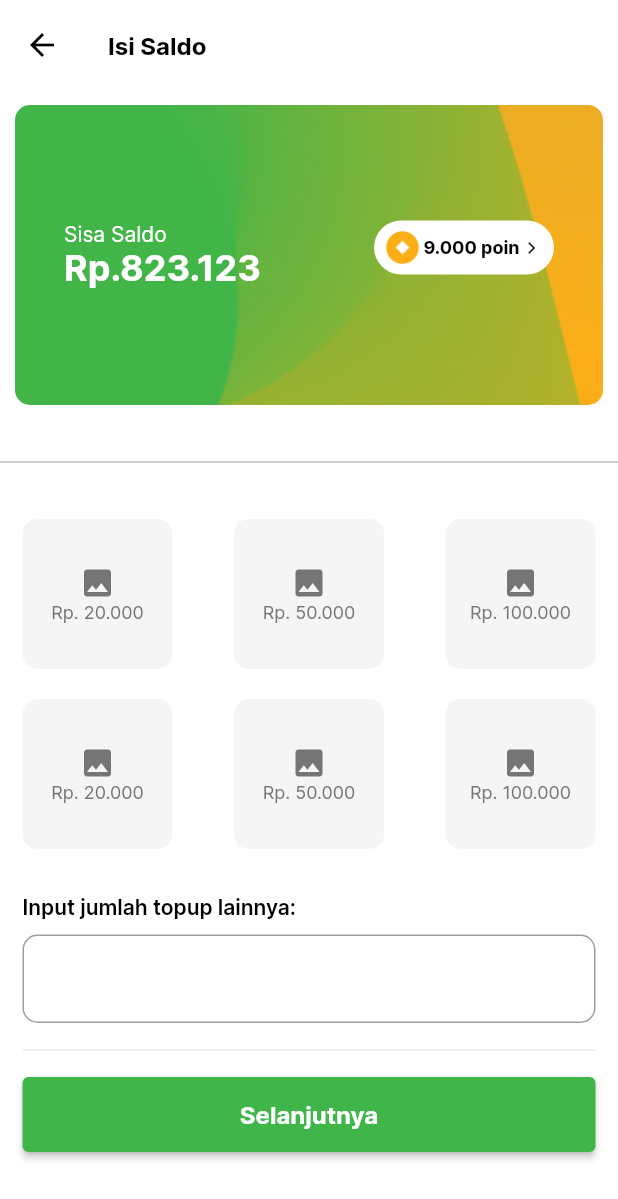
After one commit to IkbalGumilar/bmt_kbs, a Flutter app: the IsiSaldoScreen screen opened directly, on a phone screen of 412 x 824 dp. The commit adds this screen. Shown: the top 1199 px of the screen. Run offline on Flutter 3.47's test engine with Material 2 defaults, Android fonts, the phone set to English and light mode, and no system bars; our stand-ins replace flutter_native_splash; network calls fail; statements that could not run were skipped.

Commit message:
Menyelesaikan tampilan screen isi saldo

```diff
--- a/lib/main.dart
+++ b/lib/main.dart
@@ -21,7 +21,7 @@ class _MyAppState extends State<MyApp> {
     return MaterialApp(
       theme: ThemeData(fontFamily: "Inter"),
       debugShowCheckedModeBanner: false,
-      home: HomeScreen(),
+      home: IntroductionScreen(),
     );
   }
 
@@ -33,7 +33,7 @@ class _MyAppState extends State<MyApp> {
   }
 
   void initialize() async {
-    await Future.delayed(Duration(seconds: 5));
+    await Future.delayed(const Duration(seconds: 3));
     FlutterNativeSplash.remove();
   }
 }
--- a/lib/screens/auth/login.dart
+++ b/lib/screens/auth/login.dart
@@ -64,6 +64,7 @@ class LoginPage extends StatelessWidget {
                           ),
                           recognizer: TapGestureRecognizer()
                             ..onTap = () {
+                              // ignore: avoid_print
                               print("Lupa Password");
                             },
                         ),
@@ -91,7 +92,8 @@ class LoginPage extends StatelessWidget {
                               },
                               style: ElevatedButton.styleFrom(
                                 backgroundColor: ColorPallete.primaryColor,
-                                padding: EdgeInsets.symmetric(vertical: 20),
+                                padding:
+                                    const EdgeInsets.symmetric(vertical: 20),
                               ),
                               child: const Text(
                                 "Submit",
--- /dev/null
+++ b/lib/screens/features/isi_saldo.dart
@@ -0,0 +1,354 @@
+import 'package:bmt_kbs/etc/color_pallete.dart';
+import 'package:flutter/material.dart';
+
+class IsiSaldoScreen extends StatelessWidget {
+  const IsiSaldoScreen({super.key});
+
+  @override
+  Widget build(BuildContext context) {
+    return Scaffold(
+      appBar: PreferredSize(
+        preferredSize: const Size.fromHeight(60),
+        child: AppBar(
+          iconTheme: const IconThemeData(color: Colors.black),
+          toolbarHeight: 60,
+          title: const Text(
+            "Isi Saldo",
+            style: TextStyle(
+                fontSize: 16, fontWeight: FontWeight.bold, color: Colors.black),
+          ),
+          centerTitle: false,
+          backgroundColor: Colors.white,
+          elevation: 0.0,
+        ),
+      ),
+      body: ListView(
+        children: [
+          Padding(
+            padding: const EdgeInsets.all(10.0),
+            child: Stack(
+              alignment: Alignment.center,
+              children: [
+                Container(
+                  width: double.infinity,
+                  height: 200,
+                  decoration: BoxDecoration(
+                    borderRadius: BorderRadius.circular(10),
+                    color: Colors.transparent,
+                    image: const DecorationImage(
+                      image:
+                          AssetImage('assets/screens/isi_saldo/card_mask.png'),
+                      fit: BoxFit.cover,
+                    ),
+                  ),
+                ),
+                Column(
+                  children: [
+                    Row(
+                      mainAxisAlignment: MainAxisAlignment.spaceEvenly,
+                      crossAxisAlignment: CrossAxisAlignment.start,
+                      children: [
+                        Column(
+                          crossAxisAlignment: CrossAxisAlignment.start,
+                          children: const [
+                            Text(
+                              "Sisa Saldo",
+                              style:
+                                  TextStyle(color: Colors.white, fontSize: 14),
+                            ),
+                            Text(
+                              "Rp.823.123",
+                              style: TextStyle(
+                                color: Colors.white,
+                                fontSize: 24,
+                                fontWeight: FontWeight.bold,
+                              ),
+                            ),
+                          ],
+                        ),
+                        const SizedBox(
+                          width: 10,
+                        ),
+                        Column(
+                          children: [
+                            Container(
+                              width: 120,
+                              height: 36,
+                              decoration: BoxDecoration(
+                                color: Colors.white,
+                                borderRadius: BorderRadius.circular(20),
+                              ),
+                              child: Padding(
+                                padding: const EdgeInsets.all(5.0),
+                                child: Row(
+                                  children: [
+                                    Image.asset(
+                                      'assets/icons/card_icons/points.png',
+                                      width: 28,
+                                    ),
+                                    Wrap(
+                                      children: const [
+                                        Text(
+                                          "9.000 poin",
+                                          style: TextStyle(
+                                            color: Colors.black,
+                                            fontSize: 12,
+                                            fontWeight: FontWeight.bold,
+                                          ),
+                                        ),
+                                        Icon(
+                                          Icons.keyboard_arrow_right,
+                                          size: 16,
+                                        ),
+                                      ],
+                                    )
+                                  ],
+                                ),
+                              ),
+                            ),
+                          ],
+                        ),
+                      ],
+                    ),
+                  ],
+                ),
+              ],
+            ),
+          ),
+          Padding(
+            padding: const EdgeInsets.only(top: 20.0, bottom: 30.0),
+            child: Divider(
+              color: Colors.grey[500],
+            ),
+          ),
+          Padding(
+            padding: const EdgeInsets.symmetric(horizontal: 15.0),
+            child: Column(
+              children: [
+                Row(
+                  mainAxisAlignment: MainAxisAlignment.spaceBetween,
+                  children: [
+                    Container(
+                      width: 100,
+                      height: 100,
+                      decoration: BoxDecoration(
+                        color: Colors.grey[100],
+                        borderRadius: BorderRadius.circular(10),
+                      ),
+                      child: Column(
+                        mainAxisAlignment: MainAxisAlignment.center,
+                        children: [
+                          Icon(
+                            Icons.photo,
+                            color: Colors.grey[600],
+                          ),
+                          Text(
+                            "Rp. 20.000",
+                            style: TextStyle(
+                              fontSize: 12,
+                              color: Colors.grey[600],
+                            ),
+                          ),
+                        ],
+                      ),
+                    ),
+                    Container(
+                      width: 100,
+                      height: 100,
+                      decoration: BoxDecoration(
+                        color: Colors.grey[100],
+                        borderRadius: BorderRadius.circular(10),
+                      ),
+                      child: Column(
+                        mainAxisAlignment: MainAxisAlignment.center,
+                        children: [
+                          Icon(
+                            Icons.photo,
+                            color: Colors.grey[600],
+                          ),
+                          Text(
+                            "Rp. 50.000",
+                            style: TextStyle(
+                              fontSize: 12,
+                              color: Colors.grey[600],
+                            ),
+                          ),
+                        ],
+                      ),
+                    ),
+                    Container(
+                      width: 100,
+                      height: 100,
+                      decoration: BoxDecoration(
+                        color: Colors.grey[100],
+                        borderRadius: BorderRadius.circular(10),
+                      ),
+                      child: Column(
+                        mainAxisAlignment: MainAxisAlignment.center,
+                        children: [
+                          Icon(
+                            Icons.photo,
+                            color: Colors.grey[600],
+                          ),
+                          Text(
+                            "Rp. 100.000",
+                            style: TextStyle(
+                              fontSize: 12,
+                              color: Colors.grey[600],
+                            ),
+                          ),
+                        ],
+                      ),
+                    ),
+                  ],
+                ),
+                const SizedBox(
+                  height: 20,
+                ),
+                Row(
+                  mainAxisAlignment: MainAxisAlignment.spaceBetween,
+                  children: [
+                    Container(
+                      width: 100,
+                      height: 100,
+                      decoration: BoxDecoration(
+                        color: Colors.grey[100],
+                        borderRadius: BorderRadius.circular(10),
+                      ),
+                      child: Column(
+                        mainAxisAlignment: MainAxisAlignment.center,
+                        children: [
+                          Icon(
+                            Icons.photo,
+                            color: Colors.grey[600],
+                          ),
+                          Text(
+                            "Rp. 20.000",
+                            style: TextStyle(
+                              fontSize: 12,
+                              color: Colors.grey[600],
+                            ),
+                          ),
+                        ],
+                      ),
+                    ),
+                    Container(
+                      width: 100,
+                      height: 100,
+                      decoration: BoxDecoration(
+                        color: Colors.grey[100],
+                        borderRadius: BorderRadius.circular(10),
+                      ),
+                      child: Column(
+                        mainAxisAlignment: MainAxisAlignment.center,
+                        children: [
+                          Icon(
+                            Icons.photo,
+                            color: Colors.grey[600],
+                          ),
+                          Text(
+                            "Rp. 50.000",
+                            style: TextStyle(
+                              fontSize: 12,
+                              color: Colors.grey[600],
+                            ),
+                          ),
+                        ],
+                      ),
+                    ),
+                    Container(
+                      width: 100,
+                      height: 100,
+                      decoration: BoxDecoration(
+                        color: Colors.grey[100],
+                        borderRadius: BorderRadius.circular(10),
+                      ),
+                      child: Column(
+                        mainAxisAlignment: MainAxisAlignment.center,
+                        children: [
+                          Icon(
+                            Icons.photo,
+                            color: Colors.grey[600],
+                          ),
+                          Text(
+                            "Rp. 100.000",
+                            style: TextStyle(
+                              fontSize: 12,
+                              color: Colors.grey[600],
+                            ),
+                          ),
+                        ],
+                      ),
+                    ),
+                  ],
+                ),
+                const SizedBox(
+                  height: 30,
+                ),
+                Column(
+                  crossAxisAlignment: CrossAxisAlignment.start,
+                  children: [
+                    const Text(
+                      "Input jumlah topup lainnya:",
+                      style: TextStyle(
+                        color: Colors.black,
+                        fontWeight: FontWeight.w600,
+                      ),
+                    ),
+                    const SizedBox(
+                      height: 10,
+                    ),
+                    TextField(
+                      decoration: InputDecoration(
+                        focusedBorder: OutlineInputBorder(
+                          borderRadius: BorderRadius.circular(10),
+                          borderSide: const BorderSide(
+                            color: ColorPallete.primaryColor,
+                          ),
+                        ),
+                        border: OutlineInputBorder(
+                          borderRadius: BorderRadius.circular(10),
+                        ),
+                      ),
+                      autocorrect: false,
+                    ),
+                    const Padding(
+                      padding: EdgeInsets.symmetric(vertical: 10.0),
+                      child: Divider(),
+                    ),
+                    Padding(
+                      padding: const EdgeInsets.only(bottom: 20.0),
+                      child: Column(
+                        children: [
+                          SizedBox(
+                            width: double.infinity,
+                            height: 50,
+                            child: ElevatedButton(
+                              onPressed: () {},
+                              style: ElevatedButton.styleFrom(
+                                backgroundColor: ColorPallete.primaryColor,
+                              ),
+                              child: const Text(
+                                "Selanjutnya",
+                                style: TextStyle(
+                                  color: Colors.white,
+                                  fontSize: 16,
+                                  fontWeight: FontWeight.w700,
+                                ),
+                              ),
+                            ),
+                          ),
+                        ],
+                      ),
+                    ),
+                  ],
+                ),
+              ],
+            ),
+          ),
+        ],
+      ),
+      backgroundColor: Colors.white,
+    );
+  }
+}
--- a/lib/screens/home.dart
+++ b/lib/screens/home.dart
@@ -1,3 +1,4 @@
+import 'package:bmt_kbs/screens/features/isi_saldo.dart';
 import 'package:flutter/material.dart';
 
 class HomePage extends StatelessWidget {
@@ -169,9 +170,22 @@ class HomePage extends StatelessWidget {
                                     color: Colors.green,
                                     borderRadius: BorderRadius.circular(6),
                                   ),
-                                  child: Image.asset(
-                                    'assets/icons/card_icons/first.png',
-                                    scale: 2.0,
+                                  child: GestureDetector(
+                                    onTap: () {
+                                      // ignore: avoid_print
+                                      print("TOP UP Screen");
+                                      Navigator.push(
+                                        context,
+                                        MaterialPageRoute(
+                                          builder: (context) =>
+                                              const IsiSaldoScreen(),
+                                        ),
+                                      );
+                                    },
+                                    child: Image.asset(
+                                      'assets/icons/card_icons/first.png',
+                                      scale: 2.0,
+                                    ),
                                   ),
                                 ),
                                 Container(
@@ -377,7 +391,7 @@ class MenuItem extends StatelessWidget {
           ),
         ),
         const SizedBox(height: 10),
-        Container(
+        SizedBox(
           width: 80,
           child: Text(
             title,
--- a/lib/screens/intro.dart
+++ b/lib/screens/intro.dart
@@ -1,15 +1,14 @@
 import 'package:bmt_kbs/etc/color_pallete.dart';
 import 'package:bmt_kbs/models/slider_model.dart';
 import 'package:bmt_kbs/screens/auth/login.dart';
-import 'package:bmt_kbs/screens/home.dart';
 import 'package:flutter/material.dart';
 
-class HomeScreen extends StatefulWidget {
+class IntroductionScreen extends StatefulWidget {
   @override
-  _HomeScreenState createState() => _HomeScreenState();
+  _IntroductionScreenState createState() => _IntroductionScreenState();
 }
 
-class _HomeScreenState extends State<HomeScreen> {
+class _IntroductionScreenState extends State<IntroductionScreen> {
   List<SliderModel> slides = List<SliderModel>.empty(growable: true);
   int currentIndex = 0;
   late PageController _controller;
--- a/pubspec.yaml
+++ b/pubspec.yaml
@@ -61,6 +61,7 @@ flutter:
     - assets/icons/bottom_navigation_icons/
     - assets/img/
     - assets/img/introduction/
+    - assets/screens/isi_saldo/
   # An image asset can refer to one or more resolution-specific "variants", see
   # https://flutter.dev/assets-and-images/#resolution-aware
   # For details regarding adding assets from package dependencies, see
```
Also changed, not shown: assets/screens/isi_saldo/card_mask.png (added).
